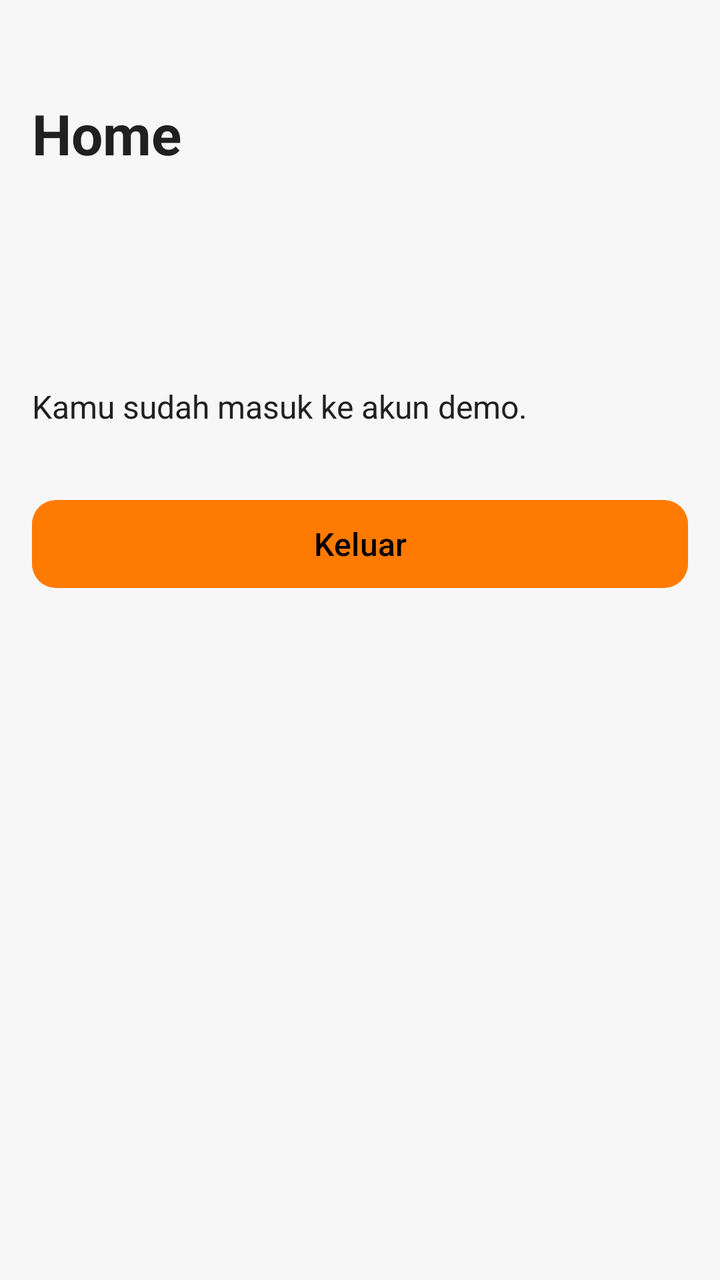
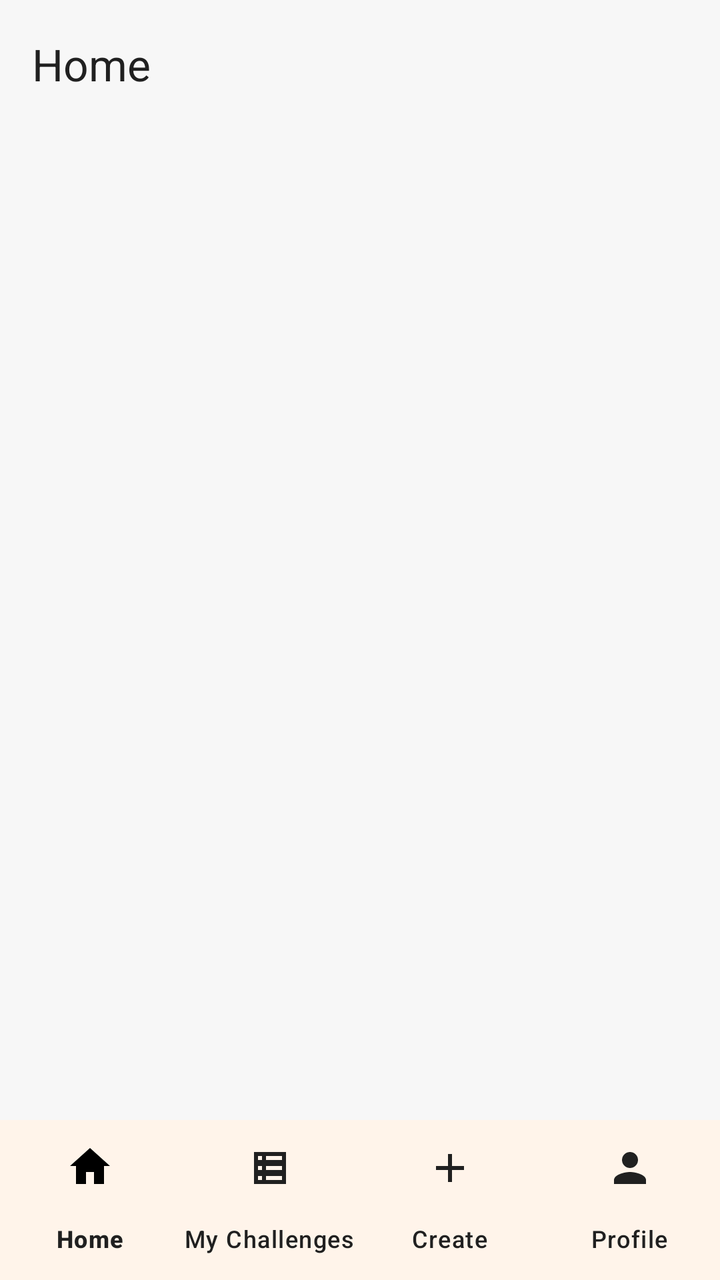

Compare the two renders of this Android layout. The source of the first and the diff that turns it into the second are given below.
<!-- AndroidManifest.xml: application theme Theme.Bounty -->
<!-- res/layout/activity_main.xml -->
<?xml version="1.0" encoding="utf-8"?>
<ScrollView xmlns:android="http://schemas.android.com/apk/res/android"
    android:id="@+id/main"
    android:layout_width="match_parent"
    android:layout_height="match_parent"
    android:fillViewport="true"
    android:padding="16dp">

    <LinearLayout android:layout_width="match_parent"
        android:layout_height="wrap_content" android:orientation="vertical"
        android:paddingTop="32dp" android:paddingBottom="24dp">
    <com.google.android.material.textview.MaterialTextView
        android:id="@+id/app_title"
        style="@style/BountyHeading"
        android:text="@string/home_title" />
    <com.google.android.material.textview.MaterialTextView
        android:id="@+id/welcome_text" style="@style/BountyBody"
        android:layout_marginTop="24dp" android:textSize="22sp" android:textStyle="bold" />
    <com.google.android.material.textview.MaterialTextView
        android:id="@+id/user_email" style="@style/BountyBody" android:layout_marginTop="8dp" />
    <com.google.android.material.textview.MaterialTextView
        style="@style/BountyBody" android:layout_marginTop="24dp"
        android:text="@string/signed_in_note" />
    <com.google.android.material.button.MaterialButton
        android:id="@+id/logout_button" style="@style/BountyButton"
        android:layout_marginTop="32dp" android:text="@string/logout_action" />
    </LinearLayout>

</ScrollView>
<!-- resources referenced by this layout -->
<resources>
  <string name="home_title">Home</string>
  <string name="logout_action">Keluar</string>
  <string name="signed_in_note">Kamu sudah masuk ke akun demo.</string>
  <style name="BountyBody">
          <item name="android:layout_width">match_parent</item>
          <item name="android:layout_height">wrap_content</item>
          <item name="android:textSize">16sp</item>
          <item name="android:textColor">?attr/colorOnSurface</item>
      </style>
  <style name="BountyButton" parent="Widget.Material3.Button">
          <item name="android:layout_width">match_parent</item>
          <item name="android:layout_height">wrap_content</item>
          <item name="android:minHeight">52dp</item>
          <item name="android:textSize">16sp</item>
          <item name="cornerRadius">12dp</item>
      </style>
  <style name="BountyHeading">
          <item name="android:layout_width">match_parent</item>
          <item name="android:layout_height">wrap_content</item>
          <item name="android:textSize">28sp</item>
          <item name="android:textStyle">bold</item>
          <item name="android:textColor">?attr/colorOnSurface</item>
      </style>
  <style name="Theme.Bounty" parent="Base.Theme.Bounty" />
  <style name="Base.Theme.Bounty" parent="Theme.Material3.DayNight.NoActionBar">
          <item name="colorPrimary">@color/bounty_primary</item>
          <item name="colorOnPrimary">@color/black</item>
          <item name="colorSecondary">@color/bounty_secondary</item>
          <item name="colorOnSecondary">@color/black</item>
          <item name="android:colorBackground">@color/bounty_background</item>
          <item name="colorSurface">@color/bounty_surface</item>
          <item name="colorOnSurface">@color/bounty_text</item>
      </style>
  <color name="bounty_primary">#FF7A00</color>
  <color name="black">#FF000000</color>
  <color name="bounty_secondary">#FFC83D</color>
  <color name="bounty_background">#F7F7F7</color>
  <color name="bounty_surface">#FFFFFF</color>
  <color name="bounty_text">#202020</color>
</resources>

<!-- the commit's change to res/layout/activity_main.xml (unified diff, before → after) -->
@@ -1,29 +1,32 @@
 <?xml version="1.0" encoding="utf-8"?>
-<ScrollView xmlns:android="http://schemas.android.com/apk/res/android"
+<LinearLayout xmlns:android="http://schemas.android.com/apk/res/android"
+    xmlns:app="http://schemas.android.com/apk/res-auto"
     android:id="@+id/main"
     android:layout_width="match_parent"
     android:layout_height="match_parent"
-    android:fillViewport="true"
-    android:padding="16dp">
-
-    <LinearLayout android:layout_width="match_parent"
-        android:layout_height="wrap_content" android:orientation="vertical"
-        android:paddingTop="32dp" android:paddingBottom="24dp">
-    <com.google.android.material.textview.MaterialTextView
-        android:id="@+id/app_title"
-        style="@style/BountyHeading"
-        android:text="@string/home_title" />
-    <com.google.android.material.textview.MaterialTextView
-        android:id="@+id/welcome_text" style="@style/BountyBody"
-        android:layout_marginTop="24dp" android:textSize="22sp" android:textStyle="bold" />
-    <com.google.android.material.textview.MaterialTextView
-        android:id="@+id/user_email" style="@style/BountyBody" android:layout_marginTop="8dp" />
-    <com.google.android.material.textview.MaterialTextView
-        style="@style/BountyBody" android:layout_marginTop="24dp"
-        android:text="@string/signed_in_note" />
-    <com.google.android.material.button.MaterialButton
-        android:id="@+id/logout_button" style="@style/BountyButton"
-        android:layout_marginTop="32dp" android:text="@string/logout_action" />
-    </LinearLayout>
-
-</ScrollView>
+    android:orientation="vertical">
+    <com.google.android.material.appbar.MaterialToolbar
+        android:id="@+id/main_toolbar"
+        android:layout_width="match_parent"
+        android:layout_height="wrap_content"
+        android:minHeight="?attr/actionBarSize"
+        app:title="@string/home_title"
+        app:titleTextColor="?attr/colorOnSurface" />
+    <FrameLayout
+        android:id="@+id/screen_content"
+        android:layout_width="match_parent"
+        android:layout_height="0dp"
+        android:layout_weight="1" />
+    <com.google.android.material.bottomnavigation.BottomNavigationView
+        android:id="@+id/bottom_navigation"
+        android:layout_width="match_parent"
+        android:layout_height="wrap_content"
+        android:background="?attr/colorSurface"
+        app:menu="@menu/main_navigation"
+        app:labelVisibilityMode="labeled"
+        app:itemMaxLines="2"
+        app:itemHorizontalTranslationEnabled="false"
+        app:itemIconTint="@color/navigation_foreground"
+        app:itemTextColor="?attr/colorOnSurface"
+        app:itemActiveIndicatorStyle="@style/BountyNavigationIndicator" />
+</LinearLayout>
<!-- resource entries referenced after the edit -->
@@ -1,29 +1,11 @@
 <!-- resources referenced by this layout -->
 <resources>
   <string name="home_title">Home</string>
-  <string name="logout_action">Keluar</string>
-  <string name="signed_in_note">Kamu sudah masuk ke akun demo.</string>
-  <style name="BountyBody">
-          <item name="android:layout_width">match_parent</item>
-          <item name="android:layout_height">wrap_content</item>
-          <item name="android:textSize">16sp</item>
-          <item name="android:textColor">?attr/colorOnSurface</item>
-      </style>
-  <style name="BountyButton" parent="Widget.Material3.Button">
-          <item name="android:layout_width">match_parent</item>
-          <item name="android:layout_height">wrap_content</item>
-          <item name="android:minHeight">52dp</item>
-          <item name="android:textSize">16sp</item>
-          <item name="cornerRadius">12dp</item>
-      </style>
-  <style name="BountyHeading">
-          <item name="android:layout_width">match_parent</item>
-          <item name="android:layout_height">wrap_content</item>
-          <item name="android:textSize">28sp</item>
-          <item name="android:textStyle">bold</item>
-          <item name="android:textColor">?attr/colorOnSurface</item>
+  <style name="BountyNavigationIndicator" parent="Widget.Material3.BottomNavigationView.ActiveIndicator">
+          <item name="android:color">@color/bounty_primary</item>
       </style>
   <style name="Theme.Bounty" parent="Base.Theme.Bounty" />
+  <color name="bounty_primary">#FF7A00</color>
   <style name="Base.Theme.Bounty" parent="Theme.Material3.DayNight.NoActionBar">
           <item name="colorPrimary">@color/bounty_primary</item>
           <item name="colorOnPrimary">@color/black</item>
@@ -33,7 +15,6 @@
           <item name="colorSurface">@color/bounty_surface</item>
           <item name="colorOnSurface">@color/bounty_text</item>
       </style>
-  <color name="bounty_primary">#FF7A00</color>
   <color name="black">#FF000000</color>
   <color name="bounty_secondary">#FFC83D</color>
   <color name="bounty_background">#F7F7F7</color>
